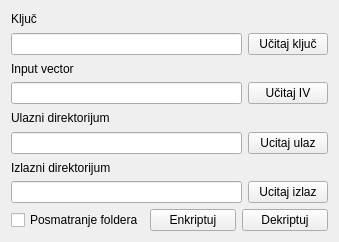
First picture: the form in appgui.ui, repository Pritilender/CryptoLab, before the edit.
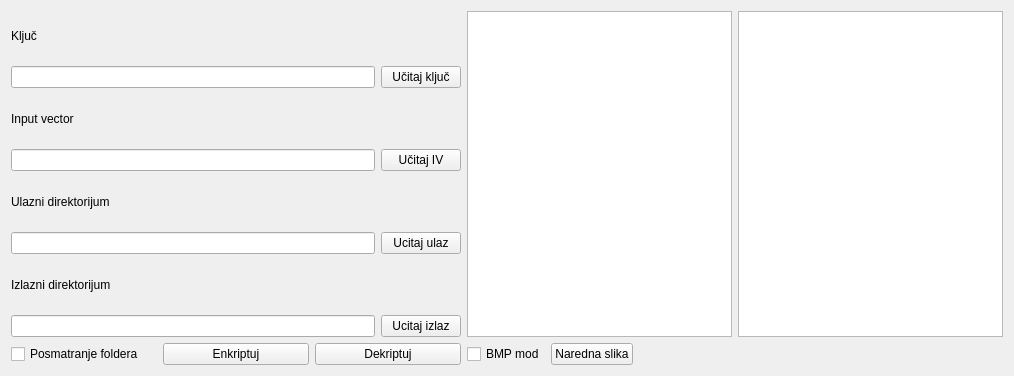
Second picture: the form after the edit.

What changed in the file:
```diff
--- a/appgui.ui
+++ b/appgui.ui
@@ -9,8 +9,8 @@
    <rect>
     <x>0</x>
     <y>0</y>
-    <width>339</width>
-    <height>242</height>
+    <width>1014</width>
+    <height>376</height>
    </rect>
   </property>
   <property name="sizePolicy">
@@ -19,44 +19,21 @@
     <verstretch>0</verstretch>
    </sizepolicy>
   </property>
-  <property name="maximumSize">
-   <size>
-    <width>762</width>
-    <height>330</height>
-   </size>
-  </property>
   <property name="windowTitle">
    <string>Simple substitution</string>
   </property>
   <layout class="QGridLayout" name="gridLayout">
-   <item row="6" column="0" colspan="2">
-    <layout class="QHBoxLayout" name="horizontalLayout">
+   <item row="0" column="0">
+    <layout class="QVBoxLayout" name="verticalLayout_2">
      <item>
-      <widget class="QCheckBox" name="cbxWatch">
+      <widget class="QLabel" name="lblKey">
        <property name="text">
-        <string>Posmatranje foldera</string>
+        <string>Ključ</string>
        </property>
       </widget>
      </item>
      <item>
-      <widget class="QPushButton" name="btnEncrypt">
-       <property name="enabled">
-        <bool>true</bool>
-       </property>
-       <property name="text">
-        <string>Enkriptuj</string>
-       </property>
-      </widget>
-     </item>
-     <item>
-      <widget class="QPushButton" name="btnDecrypt">
-       <property name="enabled">
-        <bool>true</bool>
-       </property>
-       <property name="text">
-        <string>Dekriptuj</string>
-       </property>
-      </widget>
+      <widget class="QLineEdit" name="lneKey"/>
      </item>
     </layout>
    </item>
@@ -93,7 +70,64 @@
      </item>
     </layout>
    </item>
-   <item row="3" column="0">
+   <item row="0" column="2" rowspan="4" colspan="2">
+    <layout class="QHBoxLayout" name="horizontalLayout_3">
+     <item>
+      <widget class="QGraphicsView" name="gvBefore"/>
+     </item>
+     <item>
+      <widget class="QGraphicsView" name="gvAfter"/>
+     </item>
+    </layout>
+   </item>
+   <item row="1" column="0">
+    <layout class="QVBoxLayout" name="verticalLayout_10">
+     <item>
+      <widget class="QLabel" name="lblIV">
+       <property name="text">
+        <string>Input vector</string>
+       </property>
+      </widget>
+     </item>
+     <item>
+      <widget class="QLineEdit" name="lneIV"/>
+     </item>
+    </layout>
+   </item>
+   <item row="1" column="1">
+    <layout class="QVBoxLayout" name="verticalLayout_9">
+     <item>
+      <spacer name="verticalSpacer_5">
+       <property name="orientation">
+        <enum>Qt::Vertical</enum>
+       </property>
+       <property name="sizeHint" stdset="0">
+        <size>
+         <width>20</width>
+         <height>15</height>
+        </size>
+       </property>
+      </spacer>
+     </item>
+     <item>
+      <widget class="QPushButton" name="btnIVLoad">
+       <property name="toolTip">
+        <string notr="true">Učitaj ključ iz fajla</string>
+       </property>
+       <property name="toolTipDuration">
+        <number>5000</number>
+       </property>
+       <property name="text">
+        <string>Učitaj IV</string>
+       </property>
+       <property name="flat">
+        <bool>false</bool>
+       </property>
+      </widget>
+     </item>
+    </layout>
+   </item>
+   <item row="2" column="0">
     <layout class="QVBoxLayout" name="verticalLayout">
      <item>
       <widget class="QLabel" name="lblInputDir">
@@ -107,24 +141,10 @@
      </item>
     </layout>
    </item>
-   <item row="0" column="0">
-    <layout class="QVBoxLayout" name="verticalLayout_2">
+   <item row="2" column="1">
+    <layout class="QVBoxLayout" name="verticalLayout_4">
      <item>
-      <widget class="QLabel" name="lblKey">
-       <property name="text">
-        <string>Ključ</string>
-       </property>
-      </widget>
-     </item>
-     <item>
-      <widget class="QLineEdit" name="lneKey"/>
-     </item>
-    </layout>
-   </item>
-   <item row="4" column="1">
-    <layout class="QVBoxLayout" name="verticalLayout_5">
-     <item>
-      <spacer name="verticalSpacer_3">
+      <spacer name="verticalSpacer_2">
        <property name="orientation">
         <enum>Qt::Vertical</enum>
        </property>
@@ -137,18 +157,18 @@
       </spacer>
      </item>
      <item>
-      <widget class="QPushButton" name="btnOutputDir">
+      <widget class="QPushButton" name="btnInputDir">
        <property name="enabled">
         <bool>true</bool>
        </property>
        <property name="text">
-        <string>Ucitaj izlaz</string>
+        <string>Ucitaj ulaz</string>
        </property>
       </widget>
      </item>
     </layout>
    </item>
-   <item row="4" column="0">
+   <item row="3" column="0">
     <layout class="QVBoxLayout" name="verticalLayout_6">
      <item>
       <widget class="QLabel" name="lblOutputDir">
@@ -163,9 +183,9 @@
     </layout>
    </item>
    <item row="3" column="1">
-    <layout class="QVBoxLayout" name="verticalLayout_4">
+    <layout class="QVBoxLayout" name="verticalLayout_5">
      <item>
-      <spacer name="verticalSpacer_2">
+      <spacer name="verticalSpacer_3">
        <property name="orientation">
         <enum>Qt::Vertical</enum>
        </property>
@@ -178,64 +198,82 @@
       </spacer>
      </item>
      <item>
-      <widget class="QPushButton" name="btnInputDir">
+      <widget class="QPushButton" name="btnOutputDir">
        <property name="enabled">
         <bool>true</bool>
        </property>
        <property name="text">
-        <string>Ucitaj ulaz</string>
+        <string>Ucitaj izlaz</string>
        </property>
       </widget>
      </item>
     </layout>
    </item>
-   <item row="1" column="1">
-    <layout class="QVBoxLayout" name="verticalLayout_9">
+   <item row="4" column="0" colspan="2">
+    <layout class="QHBoxLayout" name="horizontalLayout">
      <item>
-      <spacer name="verticalSpacer_5">
-       <property name="orientation">
-        <enum>Qt::Vertical</enum>
+      <widget class="QCheckBox" name="cbxWatch">
+       <property name="text">
+        <string>Posmatranje foldera</string>
        </property>
-       <property name="sizeHint" stdset="0">
-        <size>
-         <width>20</width>
-         <height>15</height>
-        </size>
-       </property>
-      </spacer>
+      </widget>
      </item>
      <item>
-      <widget class="QPushButton" name="btnIVLoad">
-       <property name="toolTip">
-        <string notr="true">Učitaj ključ iz fajla</string>
+      <widget class="QPushButton" name="btnEncrypt">
+       <property name="enabled">
+        <bool>true</bool>
        </property>
        <property name="toolTipDuration">
         <number>5000</number>
        </property>
        <property name="text">
-        <string>Učitaj IV</string>
+        <string>Enkriptuj</string>
        </property>
-       <property name="flat">
-        <bool>false</bool>
+      </widget>
+     </item>
+     <item>
+      <widget class="QPushButton" name="btnDecrypt">
+       <property name="enabled">
+        <bool>true</bool>
        </property>
+       <property name="text">
+        <string>Dekriptuj</string>
+       </property>
       </widget>
      </item>
     </layout>
    </item>
-   <item row="1" column="0">
-    <layout class="QVBoxLayout" name="verticalLayout_10">
+   <item row="4" column="2">
+    <layout class="QHBoxLayout" name="horizontalLayout_2">
      <item>
-      <widget class="QLabel" name="lblIV">
+      <widget class="QCheckBox" name="cbxBMP">
        <property name="text">
-        <string>Input vector</string>
+        <string>BMP mod</string>
        </property>
       </widget>
      </item>
      <item>
-      <widget class="QLineEdit" name="lneIV"/>
+      <widget class="QPushButton" name="btnNext">
+       <property name="text">
+        <string>Naredna slika</string>
+       </property>
+      </widget>
      </item>
     </layout>
    </item>
+   <item row="4" column="3">
+    <spacer name="horizontalSpacer">
+     <property name="orientation">
+      <enum>Qt::Horizontal</enum>
+     </property>
+     <property name="sizeHint" stdset="0">
+      <size>
+       <width>354</width>
+       <height>20</height>
+      </size>
+     </property>
+    </spacer>
+   </item>
   </layout>
  </widget>
  <layoutdefault spacing="6" margin="11"/>
```
Left out of the diff: 3 changed lines with no effect on the pictures.
